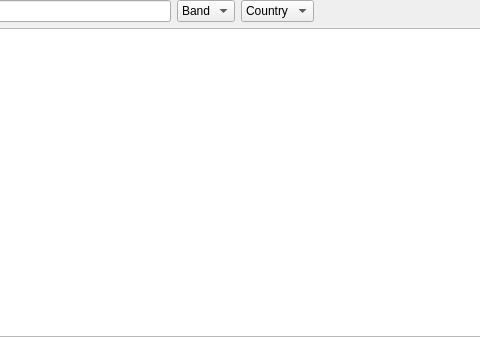
The window that ui/LogbookWidget.ui (7h0ma5/QLog) describes before a commit, drawn with Qt 5; both pictures show x 132 to 612 and y 0 to 337 of the 809 by 337 pixel window.
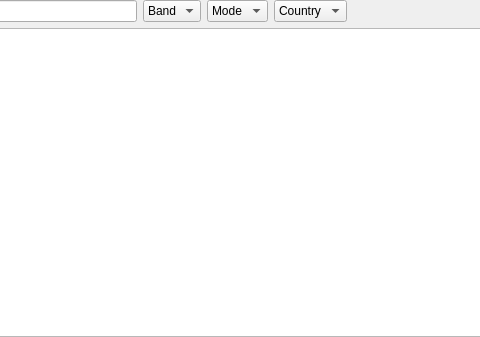
The same window after the commit. Icons and pictures are not drawn.

Commit message: Add result dialog for LotW import

```diff
--- a/ui/LogbookWidget.ui
+++ b/ui/LogbookWidget.ui
@@ -45,6 +45,15 @@
          </item>
         </widget>
        </item>
+       <item>
+        <widget class="QComboBox" name="modeFilter">
+         <item>
+          <property name="text">
+           <string>Mode</string>
+          </property>
+         </item>
+        </widget>
+       </item>
        <item>
         <widget class="QComboBox" name="countryFilter">
          <item>
```
Left out of the diff: 34 changed lines with no effect on the pictures. The commit also changes 6 other files.
